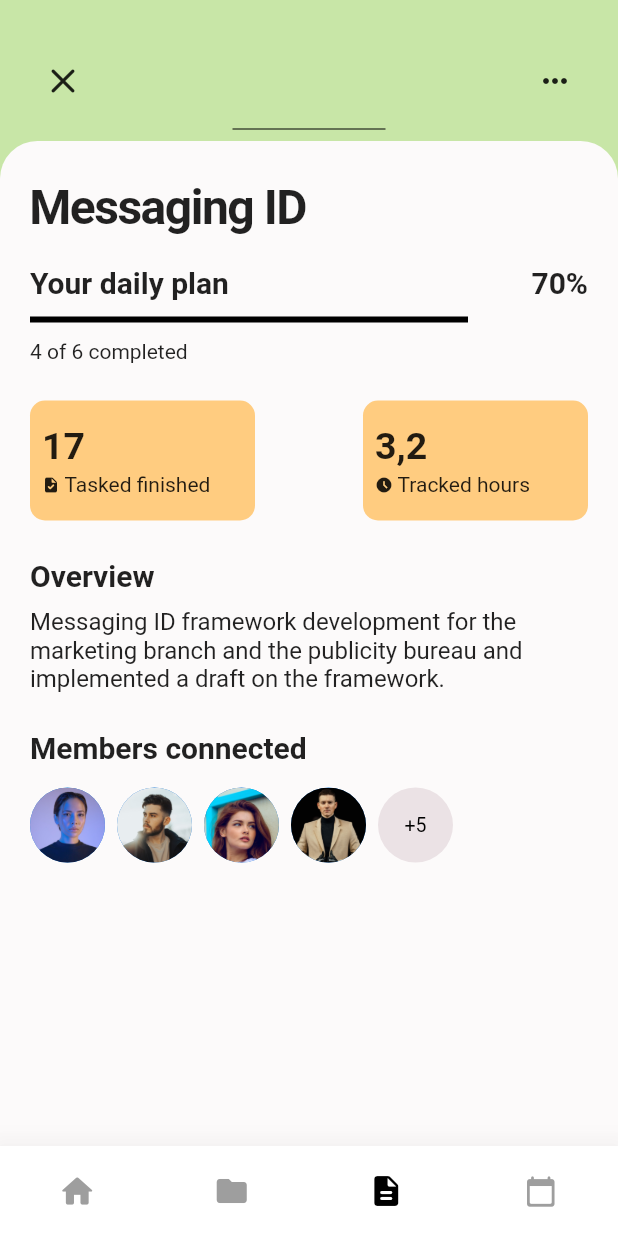
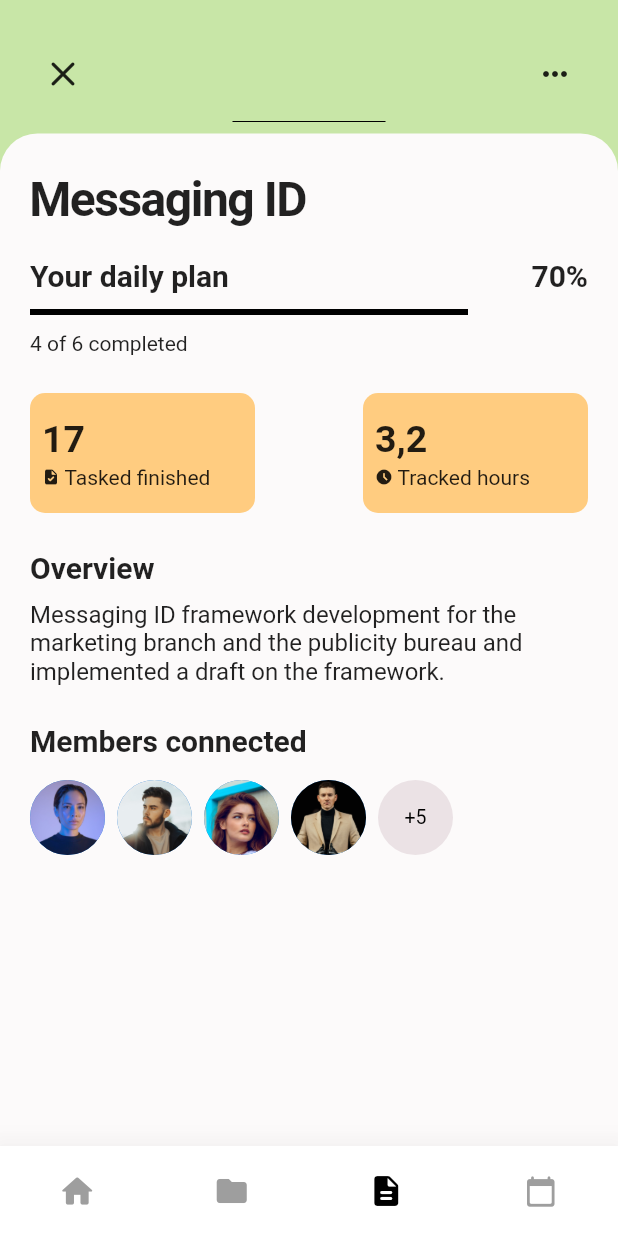
Before and after one commit to Mathabobo/dayzer, a Flutter app: the screen it shows after launch, item 3 of the bottom bar chosen, on a phone screen of 412 x 824 dp. Run offline on Flutter 3.47's test engine with Material 2 defaults, Android fonts, the light colour scheme and no system bars.

Commit message:
small ui adjuments

```diff
--- a/lib/pages/message_page.dart
+++ b/lib/pages/message_page.dart
@@ -21,7 +21,7 @@ class _MessagePageState extends State<MessagePage> {
           crossAxisAlignment: CrossAxisAlignment.stretch,
           children: [
             Padding(
-              padding: const EdgeInsets.fromLTRB(18, 30, 18, 0),
+              padding: const EdgeInsets.fromLTRB(18, 25, 18, 0),
               child: Row(
                 mainAxisAlignment: MainAxisAlignment.spaceBetween,
                 children: [
@@ -214,7 +214,7 @@ class _MessagePageState extends State<MessagePage> {
                           ),
 
                           const SizedBox(
-                            height: 20,
+                            height: 15,
                           ),
                         ],
                       ),
```
